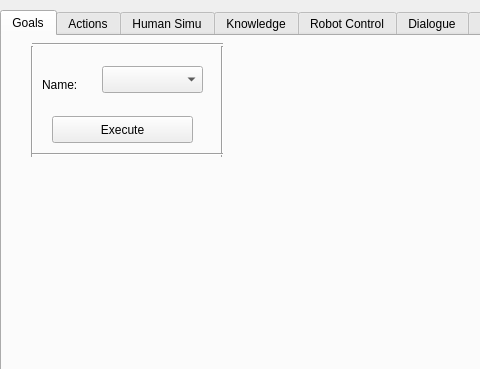
The window that graphical_interface/ui/main_window.ui (laas/supervisor) describes before a commit, drawn with Qt 5; both pictures show x 0 to 480 and y 0 to 369 of the 610 by 562 pixel window.
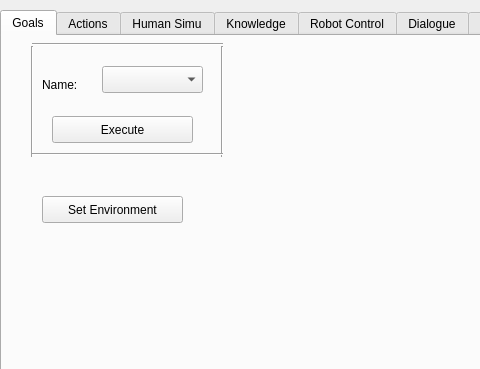
The same window after the commit. The open tabs and pages were chosen to show the change. Icons and pictures are not drawn.

Commit message: [graphical_interface] add missing set environment button

```diff
--- a/graphical_interface/ui/main_window.ui
+++ b/graphical_interface/ui/main_window.ui
@@ -131,6 +131,19 @@
        <enum>Qt::Horizontal</enum>
       </property>
      </widget>
+     <widget class="QPushButton" name="pushButtonSetEnv">
+      <property name="geometry">
+       <rect>
+        <x>40</x>
+        <y>160</y>
+        <width>141</width>
+        <height>27</height>
+       </rect>
+      </property>
+      <property name="text">
+       <string>Set Environment</string>
+      </property>
+     </widget>
     </widget>
     <widget class="QWidget" name="Actions">
      <attribute name="title">
```
Left out of the diff: 2 changed lines with no effect on the pictures. The commit also changes 1 other file.
